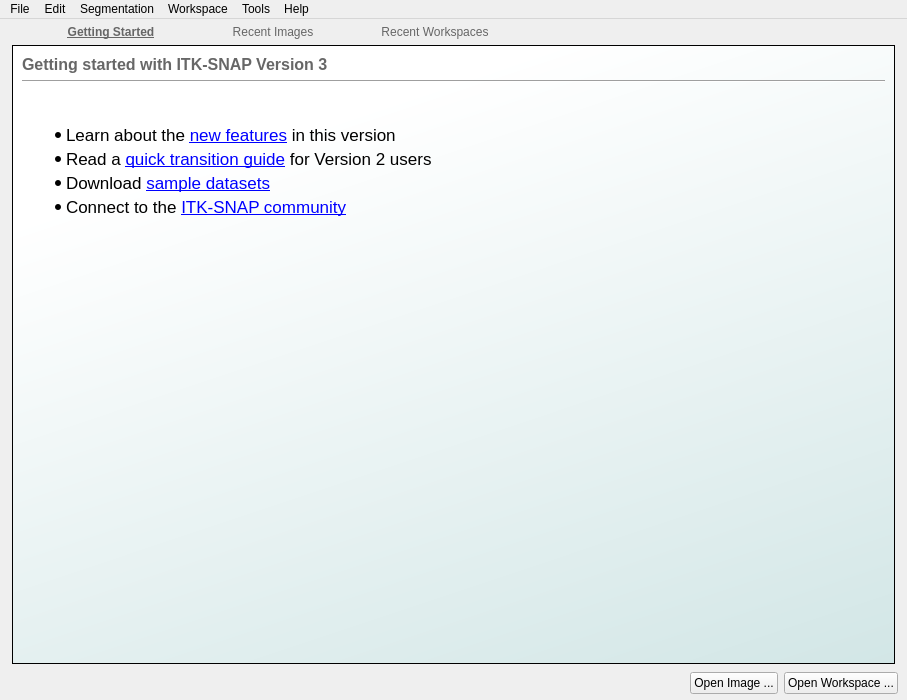
First picture: the form in GUI/Qt/Windows/MainImageWindow.ui, repository pyushkevich/itksnap, before the edit.
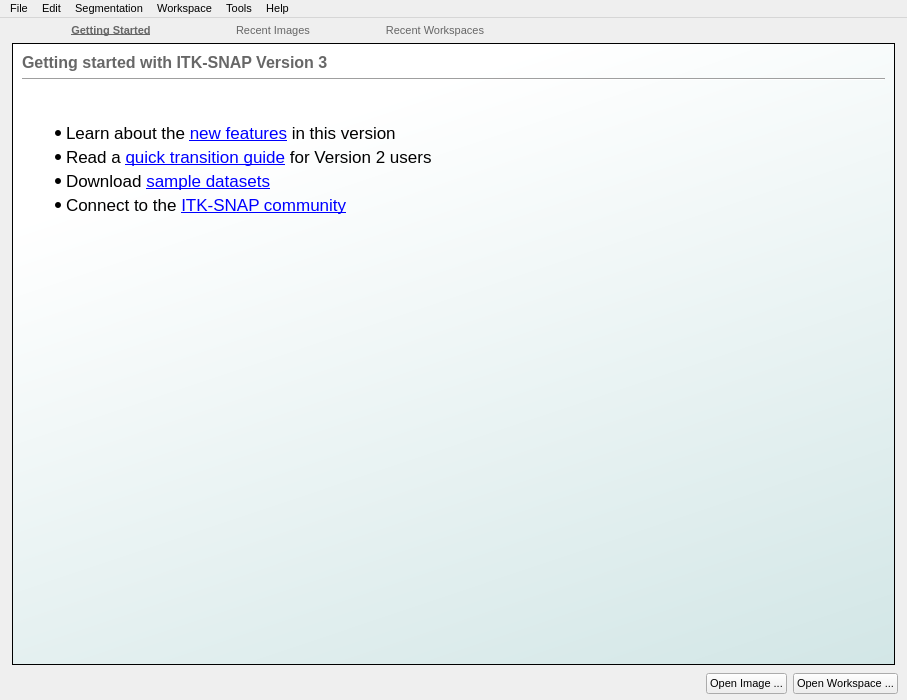
Second picture: the form after the edit. Icons and pictures are not drawn. Custom widgets are drawn as their Qt base class.

Commit message: initial attempt on windows

Patch:
```diff
--- a/GUI/Qt/Windows/MainImageWindow.ui
+++ b/GUI/Qt/Windows/MainImageWindow.ui
@@ -14,7 +14,19 @@
    <string>MainWindow</string>
   </property>
   <property name="styleSheet">
-   <string notr="true"/>
+   <string notr="true">* {
+font-size:11px;
+}
+
+QCheckBox::indicator {
+width: 15px;
+height: 15px;
+}
+
+QRadioButton::indicator {
+width: 15px;
+height: 15px;
+}</string>
   </property>
   <widget class="QWidget" name="centralwidget">
    <layout class="QVBoxLayout" name="verticalLayout">
@@ -189,12 +201,12 @@
                   <string>&lt;!DOCTYPE HTML PUBLIC &quot;-//W3C//DTD HTML 4.0//EN&quot; &quot;http://www.w3.org/TR/REC-html40/strict.dtd&quot;&gt;
 &lt;html&gt;&lt;head&gt;&lt;meta name=&quot;qrichtext&quot; content=&quot;1&quot; /&gt;&lt;style type=&quot;text/css&quot;&gt;
 p, li { white-space: pre-wrap; }
-&lt;/style&gt;&lt;/head&gt;&lt;body style=&quot; font-family:'.Helvetica Neue DeskInterface'; font-size:13pt; font-weight:400; font-style:normal;&quot;&gt;
-&lt;p style=&quot;-qt-paragraph-type:empty; margin-top:0px; margin-bottom:0px; margin-left:0px; margin-right:0px; -qt-block-indent:0; text-indent:0px; font-family:'Lucida Grande';&quot;&gt;&lt;br /&gt;&lt;/p&gt;
-&lt;ul style=&quot;margin-top: 0px; margin-bottom: 0px; margin-left: 0px; margin-right: 0px; -qt-list-indent: 1;&quot;&gt;&lt;li style=&quot; font-family:'Lucida Grande';&quot; style=&quot; margin-top:12px; margin-bottom:4px; margin-left:0px; margin-right:0px; -qt-block-indent:0; text-indent:0px;&quot;&gt;Learn about the &lt;a href=&quot;http://www.itksnap.org/pmwiki/pmwiki.php?n=Documentation.NewFeaturesVersion30&quot;&gt;&lt;span style=&quot; text-decoration: underline; color:#0000ff;&quot;&gt;new features&lt;/span&gt;&lt;/a&gt; in this version&lt;/li&gt;
-&lt;li style=&quot; font-family:'Lucida Grande';&quot; style=&quot; margin-top:0px; margin-bottom:4px; margin-left:0px; margin-right:0px; -qt-block-indent:0; text-indent:0px;&quot;&gt;Read a &lt;a href=&quot;http://www.itksnap.org/pmwiki/pmwiki.php?n=Documentation.UpgradingTo30&quot;&gt;&lt;span style=&quot; text-decoration: underline; color:#0000ff;&quot;&gt;quick transition guide&lt;/span&gt;&lt;/a&gt; for Version 2 users&lt;/li&gt;
-&lt;li style=&quot; font-family:'Lucida Grande';&quot; style=&quot; margin-top:0px; margin-bottom:4px; margin-left:0px; margin-right:0px; -qt-block-indent:0; text-indent:0px;&quot;&gt;Download &lt;a href=&quot;http://www.itksnap.org/pmwiki/pmwiki.php?n=Downloads.Data&quot;&gt;&lt;span style=&quot; text-decoration: underline; color:#0000ff;&quot;&gt;sample datasets&lt;/span&gt;&lt;/a&gt;&lt;/li&gt;
-&lt;li style=&quot; font-family:'Lucida Grande';&quot; style=&quot; margin-top:0px; margin-bottom:12px; margin-left:0px; margin-right:0px; -qt-block-indent:0; text-indent:0px;&quot;&gt;Connect to the &lt;a href=&quot;http://www.itksnap.org/pmwiki/pmwiki.php?n=MailingLists.MailingLists&quot;&gt;&lt;span style=&quot; text-decoration: underline; color:#0000ff;&quot;&gt;ITK-SNAP community&lt;/span&gt;&lt;/a&gt;&lt;/li&gt;&lt;/ul&gt;&lt;/body&gt;&lt;/html&gt;</string>
+&lt;/style&gt;&lt;/head&gt;&lt;body style=&quot; font-family:'MS Shell Dlg 2'; font-size:11px; font-weight:400; font-style:normal;&quot;&gt;
+&lt;p style=&quot;-qt-paragraph-type:empty; margin-top:0px; margin-bottom:0px; margin-left:0px; margin-right:0px; -qt-block-indent:0; text-indent:0px; font-family:'Lucida Grande'; font-size:13pt;&quot;&gt;&lt;br /&gt;&lt;/p&gt;
+&lt;ul style=&quot;margin-top: 0px; margin-bottom: 0px; margin-left: 0px; margin-right: 0px; -qt-list-indent: 1;&quot;&gt;&lt;li style=&quot; font-family:'Lucida Grande'; font-size:13pt;&quot; style=&quot; margin-top:12px; margin-bottom:4px; margin-left:0px; margin-right:0px; -qt-block-indent:0; text-indent:0px;&quot;&gt;&lt;span style=&quot; font-size:11px;&quot;&gt;Learn about the &lt;/span&gt;&lt;a href=&quot;http://www.itksnap.org/pmwiki/pmwiki.php?n=Documentation.NewFeaturesVersion30&quot;&gt;&lt;span style=&quot; font-size:11px; text-decoration: underline; color:#0000ff;&quot;&gt;new features&lt;/span&gt;&lt;/a&gt;&lt;span style=&quot; font-size:11px;&quot;&gt; in this version&lt;/span&gt;&lt;/li&gt;
+&lt;li style=&quot; font-family:'Lucida Grande'; font-size:13pt;&quot; style=&quot; margin-top:0px; margin-bottom:4px; margin-left:0px; margin-right:0px; -qt-block-indent:0; text-indent:0px;&quot;&gt;&lt;span style=&quot; font-size:11px;&quot;&gt;Read a &lt;/span&gt;&lt;a href=&quot;http://www.itksnap.org/pmwiki/pmwiki.php?n=Documentation.UpgradingTo30&quot;&gt;&lt;span style=&quot; font-size:11px; text-decoration: underline; color:#0000ff;&quot;&gt;quick transition guide&lt;/span&gt;&lt;/a&gt;&lt;span style=&quot; font-size:11px;&quot;&gt; for Version 2 users&lt;/span&gt;&lt;/li&gt;
+&lt;li style=&quot; font-family:'Lucida Grande'; font-size:13pt;&quot; style=&quot; margin-top:0px; margin-bottom:4px; margin-left:0px; margin-right:0px; -qt-block-indent:0; text-indent:0px;&quot;&gt;&lt;span style=&quot; font-size:11px;&quot;&gt;Download &lt;/span&gt;&lt;a href=&quot;http://www.itksnap.org/pmwiki/pmwiki.php?n=Downloads.Data&quot;&gt;&lt;span style=&quot; font-size:11px; text-decoration: underline; color:#0000ff;&quot;&gt;sample datasets&lt;/span&gt;&lt;/a&gt;&lt;/li&gt;
+&lt;li style=&quot; font-family:'Lucida Grande'; font-size:13pt;&quot; style=&quot; margin-top:0px; margin-bottom:12px; margin-left:0px; margin-right:0px; -qt-block-indent:0; text-indent:0px;&quot;&gt;&lt;span style=&quot; font-size:11px;&quot;&gt;Connect to the &lt;/span&gt;&lt;a href=&quot;http://www.itksnap.org/pmwiki/pmwiki.php?n=MailingLists.MailingLists&quot;&gt;&lt;span style=&quot; font-size:11px; text-decoration: underline; color:#0000ff;&quot;&gt;ITK-SNAP community&lt;/span&gt;&lt;/a&gt;&lt;/li&gt;&lt;/ul&gt;&lt;/body&gt;&lt;/html&gt;</string>
                  </property>
                  <property name="openExternalLinks">
                   <bool>true</bool>
@@ -342,7 +354,7 @@
      <x>0</x>
      <y>0</y>
      <width>907</width>
-     <height>22</height>
+     <height>20</height>
     </rect>
    </property>
    <widget class="QMenu" name="menuFile">
```
